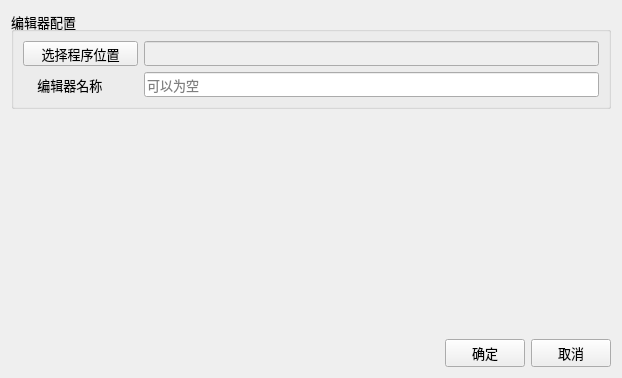
First picture: the form in PathManagerPlus/ui/config_form.ui, repository suifengpiaoyang/PathManagerPlus, before the edit.
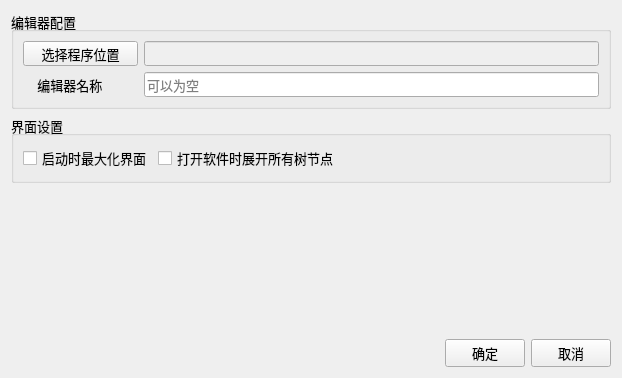
Second picture: the form after the edit.

Commit message: 完成配置新功能：1.最大化窗口，2.展开所有树节点

Diff of the .ui file:
```diff
--- a/PathManagerPlus/ui/config_form.ui
+++ b/PathManagerPlus/ui/config_form.ui
@@ -88,6 +88,42 @@
      </layout>
     </widget>
    </item>
+   <item>
+    <widget class="QGroupBox" name="groupBox_2">
+     <property name="title">
+      <string>界面设置</string>
+     </property>
+     <layout class="QHBoxLayout" name="horizontalLayout_4">
+      <item>
+       <widget class="QCheckBox" name="maximizeWindow">
+        <property name="text">
+         <string>启动时最大化界面</string>
+        </property>
+       </widget>
+      </item>
+      <item>
+       <widget class="QCheckBox" name="expandTree">
+        <property name="text">
+         <string>打开软件时展开所有树节点</string>
+        </property>
+       </widget>
+      </item>
+      <item>
+       <spacer name="horizontalSpacer_2">
+        <property name="orientation">
+         <enum>Qt::Horizontal</enum>
+        </property>
+        <property name="sizeHint" stdset="0">
+         <size>
+          <width>263</width>
+          <height>20</height>
+         </size>
+        </property>
+       </spacer>
+      </item>
+     </layout>
+    </widget>
+   </item>
    <item>
     <spacer name="verticalSpacer">
      <property name="orientation">
```
Left out of the diff: 2 changed lines with no effect on the pictures. The commit also changes 1 other file.
